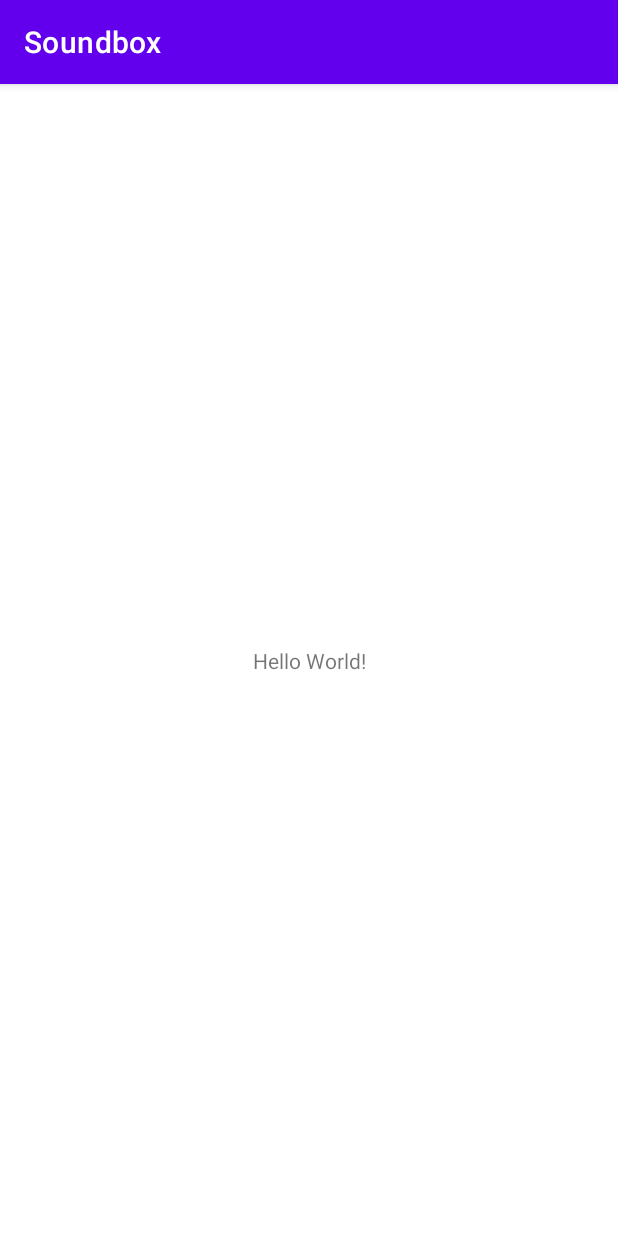
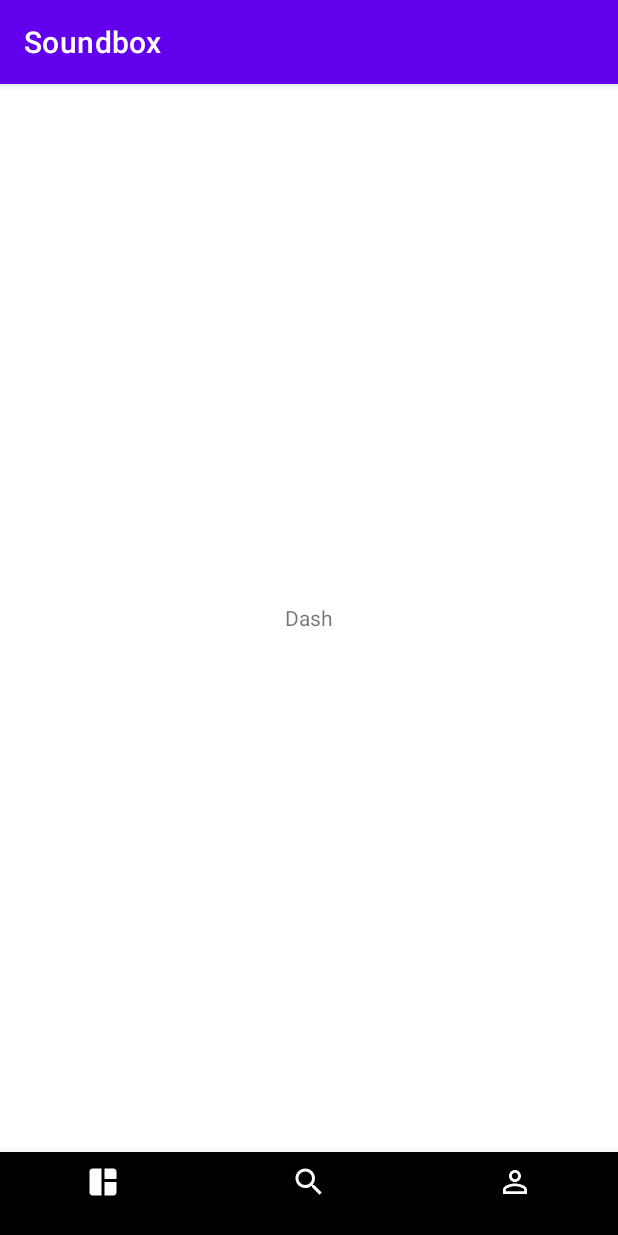
Before and after one commit to MarshallAtlas/SoundBox, an Android app: the screen it shows after launch (MainActivity), on a phone screen of 412 x 824 dp. Run offline under Robolectric (Android 15) with nearby library versions, the phone set to English and light mode, and no system bars; 2 statements that could not run were skipped.

Commit message:
navigation bar

```diff
--- a/app/build.gradle
+++ b/app/build.gradle
@@ -34,11 +34,12 @@ android {
 
 dependencies {
 
-    implementation 'androidx.core:core-ktx:1.7.0'
+    implementation 'androidx.core:corex-ktx:1.7.0'
     implementation 'androidx.appcompat:appcompat:1.6.1'
     implementation 'com.google.android.material:material:1.8.0'
     implementation 'androidx.constraintlayout:constraintlayout:2.1.4'
     testImplementation 'junit:junit:4.13.2'
     androidTestImplementation 'androidx.test.ext:junit:1.1.5'
     androidTestImplementation 'androidx.test.espresso:espresso-core:3.5.1'
+    implementation 'com.google.android.material:material:1.8.0'
 }
--- a/app/src/main/java/ph/edu/dlsu/mobdeve/florendo/mapa/musicboxmobdeb/MainActivity.kt
+++ b/app/src/main/java/ph/edu/dlsu/mobdeve/florendo/mapa/musicboxmobdeb/MainActivity.kt
@@ -2,10 +2,39 @@ package ph.edu.dlsu.mobdeve.florendo.mapa.musicboxmobdeb
 
 import androidx.appcompat.app.AppCompatActivity
 import android.os.Bundle
+import androidx.fragment.app.Fragment
+import com.google.android.material.navigation.NavigationView
+import ph.edu.dlsu.mobdeve.florendo.mapa.musicboxmobdeb.fragments.account_frag
+import ph.edu.dlsu.mobdeve.florendo.mapa.musicboxmobdeb.fragments.dash_frag
+import ph.edu.dlsu.mobdeve.florendo.mapa.musicboxmobdeb.fragments.search_frag
+
 
 class MainActivity : AppCompatActivity() {
     override fun onCreate(savedInstanceState: Bundle?) {
         super.onCreate(savedInstanceState)
-        setContentView(R.layout.activity_main)
+        setContentView(R.layout.dash)
+        val navView: NavigationView = findViewById(R.id.bottom_nav)
+
+
+        val dashFragment = dash_frag()
+        val searchFragment = search_frag()
+        val accountFragment = account_frag()
+
+        makeCurrentFragment(dashFragment)
+
+        navView.setNavigationItemSelectedListener {
+            when (it.itemId) {
+                R.id.nav_dash -> makeCurrentFragment(dashFragment)
+                R.id.nav_account -> makeCurrentFragment(accountFragment)
+                R.id.nav_search -> makeCurrentFragment(searchFragment)
+            }
+            true
+        }
     }
+
+    private fun makeCurrentFragment(fragment: Fragment)=
+        supportFragmentManager.beginTransaction().apply {
+            replace(R.id.fl_wrapper,fragment)
+            commit()
+        }
 }
--- /dev/null
+++ b/app/src/main/java/ph/edu/dlsu/mobdeve/florendo/mapa/musicboxmobdeb/fragments/account_frag.kt
@@ -0,0 +1,60 @@
+package ph.edu.dlsu.mobdeve.florendo.mapa.musicboxmobdeb.fragments
+
+import android.os.Bundle
+import androidx.fragment.app.Fragment
+import android.view.LayoutInflater
+import android.view.View
+import android.view.ViewGroup
+import ph.edu.dlsu.mobdeve.florendo.mapa.musicboxmobdeb.R
+
+// TODO: Rename parameter arguments, choose names that match
+// the fragment initialization parameters, e.g. ARG_ITEM_NUMBER
+private const val ARG_PARAM1 = "param1"
+private const val ARG_PARAM2 = "param2"
+
+/**
+ * A simple [Fragment] subclass.
+ * Use the [account_frag.newInstance] factory method to
+ * create an instance of this fragment.
+ */
+class account_frag : Fragment() {
+    // TODO: Rename and change types of parameters
+    private var param1: String? = null
+    private var param2: String? = null
+
+    override fun onCreate(savedInstanceState: Bundle?) {
+        super.onCreate(savedInstanceState)
+        arguments?.let {
+            param1 = it.getString(ARG_PARAM1)
+            param2 = it.getString(ARG_PARAM2)
+        }
+    }
+
+    override fun onCreateView(
+        inflater: LayoutInflater, container: ViewGroup?,
+        savedInstanceState: Bundle?
+    ): View? {
+        // Inflate the layout for this fragment
+        return inflater.inflate(R.layout.fragment_account_frag, container, false)
+    }
+
+    companion object {
+        /**
+         * Use this factory method to create a new instance of
+         * this fragment using the provided parameters.
+         *
+         * @param param1 Parameter 1.
+         * @param param2 Parameter 2.
+         * @return A new instance of fragment account_frag.
+         */
+        // TODO: Rename and change types and number of parameters
+        @JvmStatic
+        fun newInstance(param1: String, param2: String) =
+            account_frag().apply {
+                arguments = Bundle().apply {
+                    putString(ARG_PARAM1, param1)
+                    putString(ARG_PARAM2, param2)
+                }
+            }
+    }
+}
--- /dev/null
+++ b/app/src/main/java/ph/edu/dlsu/mobdeve/florendo/mapa/musicboxmobdeb/fragments/dash_frag.kt
@@ -0,0 +1,60 @@
+package ph.edu.dlsu.mobdeve.florendo.mapa.musicboxmobdeb.fragments
+
+import android.os.Bundle
+import androidx.fragment.app.Fragment
+import android.view.LayoutInflater
+import android.view.View
+import android.view.ViewGroup
+import ph.edu.dlsu.mobdeve.florendo.mapa.musicboxmobdeb.R
+
+// TODO: Rename parameter arguments, choose names that match
+// the fragment initialization parameters, e.g. ARG_ITEM_NUMBER
+private const val ARG_PARAM1 = "param1"
+private const val ARG_PARAM2 = "param2"
+
+/**
+ * A simple [Fragment] subclass.
+ * Use the [dash_frag.newInstance] factory method to
+ * create an instance of this fragment.
+ */
+class dash_frag : Fragment() {
+    // TODO: Rename and change types of parameters
+    private var param1: String? = null
+    private var param2: String? = null
+
+    override fun onCreate(savedInstanceState: Bundle?) {
+        super.onCreate(savedInstanceState)
+        arguments?.let {
+            param1 = it.getString(ARG_PARAM1)
+            param2 = it.getString(ARG_PARAM2)
+        }
+    }
+
+    override fun onCreateView(
+        inflater: LayoutInflater, container: ViewGroup?,
+        savedInstanceState: Bundle?
+    ): View? {
+        // Inflate the layout for this fragment
+        return inflater.inflate(R.layout.fragment_dash_frag, container, false)
+    }
+
+    companion object {
+        /**
+         * Use this factory method to create a new instance of
+         * this fragment using the provided parameters.
+         *
+         * @param param1 Parameter 1.
+         * @param param2 Parameter 2.
+         * @return A new instance of fragment dash_frag.
+         */
+        // TODO: Rename and change types and number of parameters
+        @JvmStatic
+        fun newInstance(param1: String, param2: String) =
+            dash_frag().apply {
+                arguments = Bundle().apply {
+                    putString(ARG_PARAM1, param1)
+                    putString(ARG_PARAM2, param2)
+                }
+            }
+    }
+}
--- /dev/null
+++ b/app/src/main/java/ph/edu/dlsu/mobdeve/florendo/mapa/musicboxmobdeb/fragments/search_frag.kt
@@ -0,0 +1,60 @@
+package ph.edu.dlsu.mobdeve.florendo.mapa.musicboxmobdeb.fragments
+
+import android.os.Bundle
+import androidx.fragment.app.Fragment
+import android.view.LayoutInflater
+import android.view.View
+import android.view.ViewGroup
+import ph.edu.dlsu.mobdeve.florendo.mapa.musicboxmobdeb.R
+
+// TODO: Rename parameter arguments, choose names that match
+// the fragment initialization parameters, e.g. ARG_ITEM_NUMBER
+private const val ARG_PARAM1 = "param1"
+private const val ARG_PARAM2 = "param2"
+
+/**
+ * A simple [Fragment] subclass.
+ * Use the [search_frag.newInstance] factory method to
+ * create an instance of this fragment.
+ */
+class search_frag : Fragment() {
+    // TODO: Rename and change types of parameters
+    private var param1: String? = null
+    private var param2: String? = null
+
+    override fun onCreate(savedInstanceState: Bundle?) {
+        super.onCreate(savedInstanceState)
+        arguments?.let {
+            param1 = it.getString(ARG_PARAM1)
+            param2 = it.getString(ARG_PARAM2)
+        }
+    }
+
+    override fun onCreateView(
+        inflater: LayoutInflater, container: ViewGroup?,
+        savedInstanceState: Bundle?
+    ): View? {
+        // Inflate the layout for this fragment
+        return inflater.inflate(R.layout.fragment_search_frag, container, false)
+    }
+
+    companion object {
+        /**
+         * Use this factory method to create a new instance of
+         * this fragment using the provided parameters.
+         *
+         * @param param1 Parameter 1.
+         * @param param2 Parameter 2.
+         * @return A new instance of fragment search_frag.
+         */
+        // TODO: Rename and change types and number of parameters
+        @JvmStatic
+        fun newInstance(param1: String, param2: String) =
+            search_frag().apply {
+                arguments = Bundle().apply {
+                    putString(ARG_PARAM1, param1)
+                    putString(ARG_PARAM2, param2)
+                }
+            }
+    }
+}
--- /dev/null
+++ b/app/src/main/res/drawable/account.xml
@@ -0,0 +1,5 @@
+<vector android:height="24dp" android:tint="#000000"
+    android:viewportHeight="24" android:viewportWidth="24"
+    android:width="24dp" xmlns:android="http://schemas.android.com/apk/res/android">
+    <path android:fillColor="@android:color/white" android:pathData="M12,5.9c1.16,0 2.1,0.94 2.1,2.1s-0.94,2.1 -2.1,2.1S9.9,9.16 9.9,8s0.94,-2.1 2.1,-2.1m0,9c2.97,0 6.1,1.46 6.1,2.1v1.1L5.9,18.1L5.9,17c0,-0.64 3.13,-2.1 6.1,-2.1M12,4C9.79,4 8,5.79 8,8s1.79,4 4,4 4,-1.79 4,-4 -1.79,-4 -4,-4zM12,13c-2.67,0 -8,1.34 -8,4v3h16v-3c0,-2.66 -5.33,-4 -8,-4z"/>
+</vector>
--- /dev/null
+++ b/app/src/main/res/drawable/baseline_space_dashboard_24.xml
@@ -0,0 +1,5 @@
+<vector android:height="24dp" android:tint="#000000"
+    android:viewportHeight="24" android:viewportWidth="24"
+    android:width="24dp" xmlns:android="http://schemas.android.com/apk/res/android">
+    <path android:fillColor="@android:color/white" android:pathData="M11,21H5c-1.1,0 -2,-0.9 -2,-2V5c0,-1.1 0.9,-2 2,-2h6V21zM13,21h6c1.1,0 2,-0.9 2,-2v-7h-8V21zM21,10V5c0,-1.1 -0.9,-2 -2,-2h-6v7H21z"/>
+</vector>
--- /dev/null
+++ b/app/src/main/res/drawable/search.xml
@@ -0,0 +1,5 @@
+<vector android:height="24dp" android:tint="#000000"
+    android:viewportHeight="24" android:viewportWidth="24"
+    android:width="24dp" xmlns:android="http://schemas.android.com/apk/res/android">
+    <path android:fillColor="@android:color/white" android:pathData="M15.5,14h-0.79l-0.28,-0.27C15.41,12.59 16,11.11 16,9.5 16,5.91 13.09,3 9.5,3S3,5.91 3,9.5 5.91,16 9.5,16c1.61,0 3.09,-0.59 4.23,-1.57l0.27,0.28v0.79l5,4.99L20.49,19l-4.99,-5zM9.5,14C7.01,14 5,11.99 5,9.5S7.01,5 9.5,5 14,7.01 14,9.5 11.99,14 9.5,14z"/>
+</vector>
--- /dev/null
+++ b/app/src/main/res/layout/dash.xml
@@ -0,0 +1,25 @@
+<?xml version="1.0" encoding="utf-8"?>
+<RelativeLayout xmlns:android="http://schemas.android.com/apk/res/android"
+    android:layout_width="match_parent"
+    android:layout_height="match_parent"
+    xmlns:app="http://schemas.android.com/apk/res-auto">
+
+    <FrameLayout
+        android:id="@+id/fl_wrapper"
+        android:layout_width="match_parent"
+        android:layout_height="match_parent"
+        android:layout_above="@id/bottom_nav"
+        />
+
+    <com.google.android.material.bottomnavigation.BottomNavigationView
+        android:id="@+id/bottom_nav"
+        android:layout_width="match_parent"
+        android:layout_height="wrap_content"
+        android:layout_alignParentBottom="true"
+        android:background="?android:attr/windowBackground"
+        app:itemBackground="@color/black"
+        app:itemIconTint="#fff"
+        app:itemTextColor="#fff"
+        app:menu="@menu/nav_bar" />
+
+</RelativeLayout>
--- /dev/null
+++ b/app/src/main/res/layout/fragment_dash_frag.xml
@@ -0,0 +1,21 @@
+<?xml version="1.0" encoding="utf-8"?>
+<FrameLayout xmlns:android="http://schemas.android.com/apk/res/android"
+    xmlns:tools="http://schemas.android.com/tools"
+    android:layout_width="match_parent"
+    android:layout_height="match_parent"
+    tools:context=".fragments.dash_frag">
+
+    <RelativeLayout
+        android:layout_width="match_parent"
+        android:layout_height="match_parent"
+        >
+
+        <TextView
+            android:layout_width="wrap_content"
+            android:layout_height="wrap_content"
+            android:layout_centerInParent="true"
+            android:text="Dash" />
+    </RelativeLayout>
+
+
+</FrameLayout>
--- /dev/null
+++ b/app/src/main/res/menu/nav_bar.xml
@@ -0,0 +1,24 @@
+<?xml version="1.0" encoding="utf-8"?>
+<menu xmlns:android="http://schemas.android.com/apk/res/android">
+
+    <item
+        android:id="@+id/nav_dash"
+        android:icon="@drawable/baseline_space_dashboard_24"
+
+        />
+
+    <item
+        android:id="@+id/nav_search"
+        android:icon="@drawable/search"
+
+        />
+
+    <item
+        android:id="@+id/nav_account"
+        android:icon="@drawable/account"
+
+        />
+
+
+
+</menu>
--- a/app/src/main/res/values/strings.xml
+++ b/app/src/main/res/values/strings.xml
@@ -1,3 +1,5 @@
 <resources>
     <string name="app_name">Soundbox</string>
+    <!-- TODO: Remove or change this placeholder text -->
+    <string name="hello_blank_fragment">Hello blank fragment</string>
 </resources>
```
Also changed, not shown: app/src/main/res/layout/fragment_account_frag.xml (added, +20 -0 lines), app/src/main/res/layout/fragment_search_frag.xml (added, +21 -0 lines).
